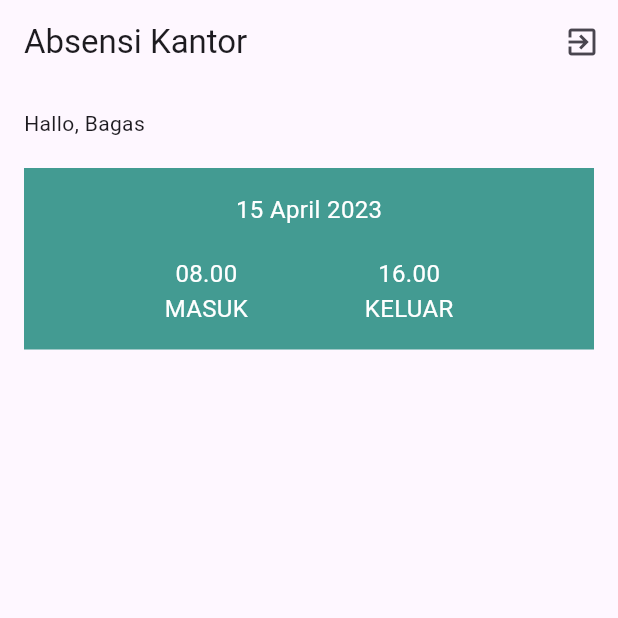
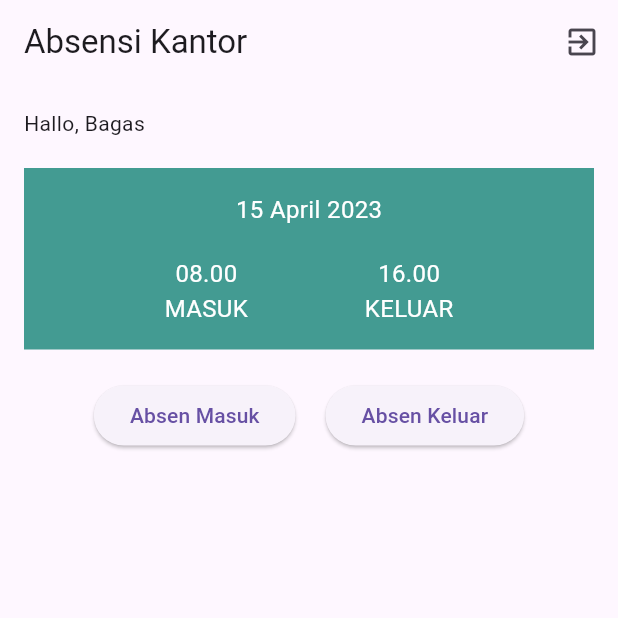
Before and after one commit to caraka15/absen_kantor, a Flutter app: the AbsenPage screen opened directly, on a phone screen of 412 x 824 dp, the top half of it. Run offline on Flutter 3.47's test engine with Material 3 defaults, Android fonts, the light colour scheme and no system bars.

Commit message:
buat button absen

```diff
--- a/lib/ui/absen.dart
+++ b/lib/ui/absen.dart
@@ -37,11 +37,11 @@ class _AbsenPageState extends State<AbsenPage> {
               ),
               Container(
                 width: 500,
-              decoration:
-                  BoxDecoration(color: Color.fromARGB(255, 67, 155, 146)),
+                decoration: BoxDecoration(color: Color.fromARGB(255, 67, 155, 146)),
                 child: Padding(
                   padding: const EdgeInsets.all(16.0),
-                child: Column(children: [
+                  child: Column(
+                    children: [
                       Text(
                         "15 April 2023",
                         style: TextStyle(color: Colors.white, fontSize: 16),
@@ -77,13 +77,37 @@ class _AbsenPageState extends State<AbsenPage> {
                             ],
                           )
                         ],
-                  )
-                ]),
                       ),
-            )
                     ],
                   ),
-      )),
+                ),
+              ),
+              SizedBox(
+                height: 20,
+              ),
+              // Buttons for Absen Masuk and Absen Keluar
+              Row(
+                mainAxisAlignment: MainAxisAlignment.center,
+                children: [
+                  ElevatedButton(
+                    onPressed: () {
+                      // Handle Absen Masuk
+                    },
+                    child: Text("Absen Masuk"),
+                  ),
+                  SizedBox(width: 20),
+                  ElevatedButton(
+                    onPressed: () {
+                      // Handle Absen Keluar
+                    },
+                    child: Text("Absen Keluar"),
+                  ),
+                ],
+              ),
+            ],
+          ),
+        ),
+      ),
     );
   }
 }
```
Lines whose indentation alone changed are shown as unchanged.
